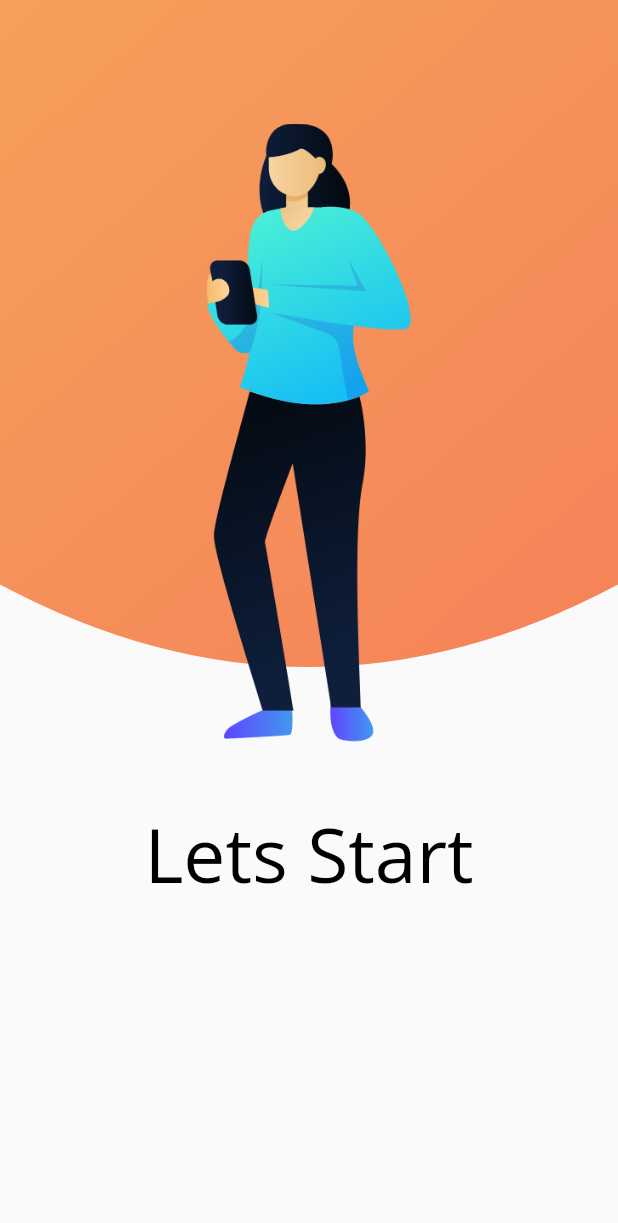
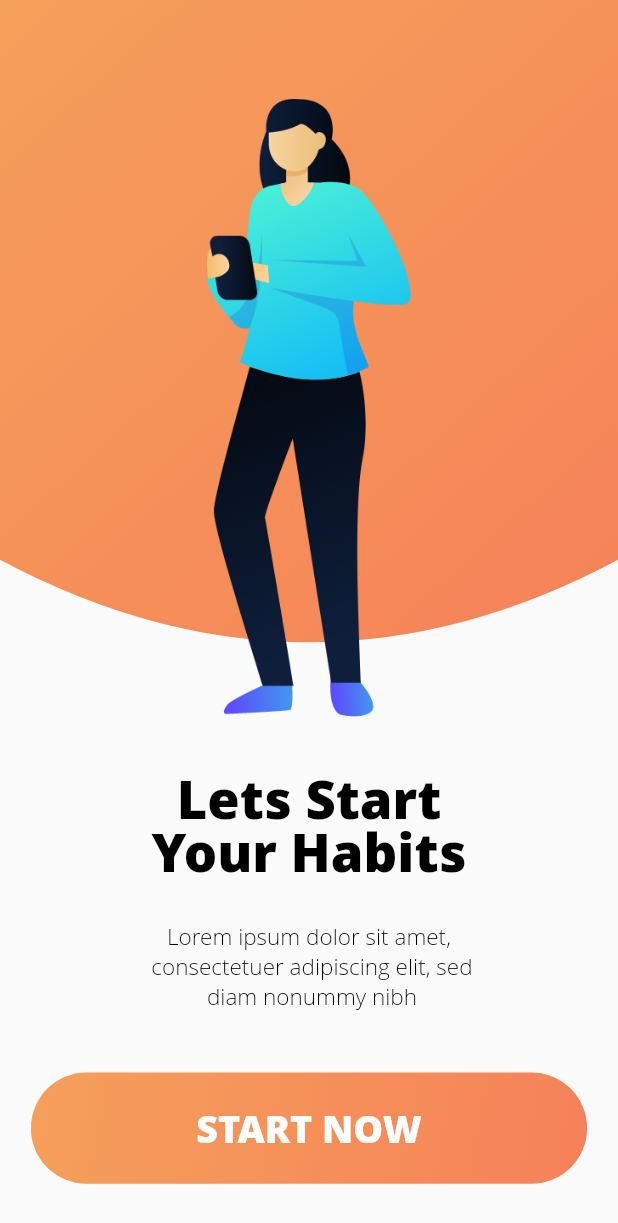
Before and after one commit to Yomna-J/habits_tracking_app_Flutter, a Flutter app: the screen it shows after launch, on a phone screen of 412 x 824 dp. Shown: the top 1223 px of the screen. Run offline on Flutter 3.47's test engine with Material 2 defaults, Android fonts, the phone set to English and light mode, and no system bars.

Commit message:
Finished the home page     - Added all Texts     - Edited the gradient height     - Edited the SizedBox height

```diff
--- a/lib/main.dart
+++ b/lib/main.dart
@@ -10,6 +10,8 @@ class Home extends StatelessWidget {
     var size = MediaQuery.of(context).size;
     return Scaffold(
       body: Column(
+        mainAxisAlignment: MainAxisAlignment.start,
+        crossAxisAlignment: CrossAxisAlignment.center,
         children: <Widget>[
           Stack(
             alignment: Alignment.topCenter,
@@ -19,7 +21,7 @@ class Home extends StatelessWidget {
                 child: ClipPath(
                   clipper: Clipper(),
                   child: Container(
-                    height: size.height * .57,
+                    height: size.height * .55,
                     width: double.infinity,
                     decoration: BoxDecoration(
                       gradient: LinearGradient(
@@ -35,7 +37,7 @@ class Home extends StatelessWidget {
                 ),
               ),
               Positioned(
-                top: size.height * 0.10,
+                top: size.height * .08,
                 child: Image.asset(
                   'assets/images/image-1.png',
                   height: size.height * .5,
@@ -45,17 +47,69 @@ class Home extends StatelessWidget {
           ),
           SizedBox(height: size.height * .08),
           RichText(
+            textAlign: TextAlign.center,
             text: TextSpan(
+              style: TextStyle(
+                color: Colors.black,
+                fontSize: 35,
+                fontWeight: FontWeight.w800,
+                fontFamily: 'OpenSans',
+                height: 1.0,
+              ),
               children: [
                 TextSpan(
-                  text: "Lets Start",
-                  style: TextStyle(
-                      color: Colors.black,
-                      fontSize: 50,
-                      //fontWeight: FontWeight.w800,
-                      fontFamily: 'OpenSans'),
+                  text: 'Lets Start\n',
+                ),
+                TextSpan(
+                  text: 'Your Habits',
                 ),
               ],
+            ),
+          ),
+          SizedBox(height: size.height * .03),
+          RichText(
+            textAlign: TextAlign.center,
+            text: TextSpan(
+              style: TextStyle(
+                color: Colors.black,
+                fontSize: 15,
+                fontFamily: 'OpenSans',
+                fontWeight: FontWeight.w100,
+              ),
+              children: [
+                TextSpan(
+                  text:
+                      'Lorem ipsum dolor sit amet,\n consectetuer adipiscing elit, sed\n diam nonummy nibh ',
+                ),
+              ],
+            ),
+          ),
+          SizedBox(height: size.height * .05),
+          Container(
+            height: size.height * .09,
+            width: size.width * .9,
+            decoration: BoxDecoration(
+              borderRadius: BorderRadius.circular(45),
+              gradient: LinearGradient(
+                begin: Alignment.bottomRight,
+                end: Alignment.topLeft,
+                colors: [
+                  Color(0xFFF68159),
+                  Color(0xFFF5A05B),
+                ],
+              ),
+            ),
+            child: Center(
+              child: Text(
+                'START NOW',
+                textAlign: TextAlign.center,
+                style: TextStyle(
+                  color: Colors.white,
+                  fontFamily: 'OpenSans',
+                  fontWeight: FontWeight.w800,
+                  fontSize: 25,
+                ),
+              ),
             ),
           ),
         ],
```
